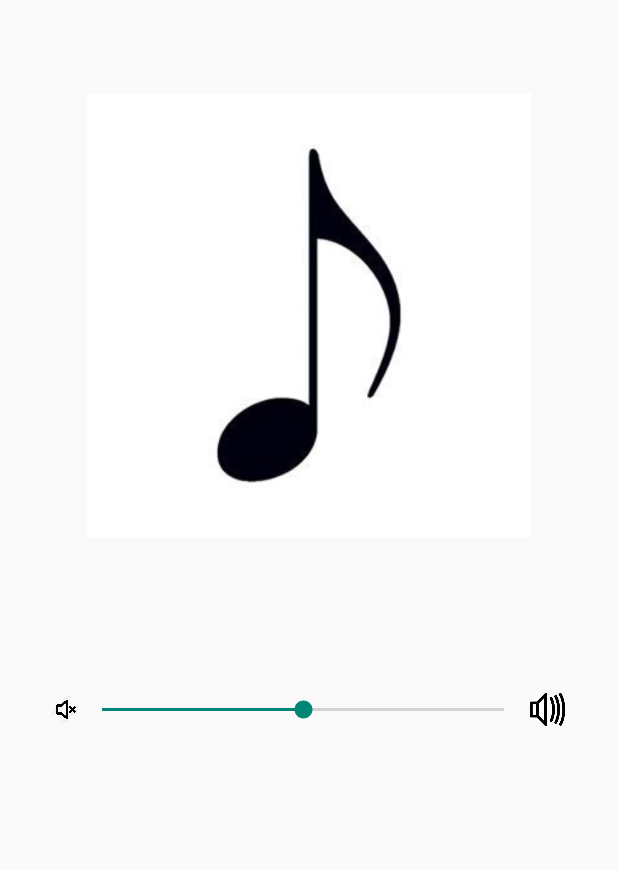
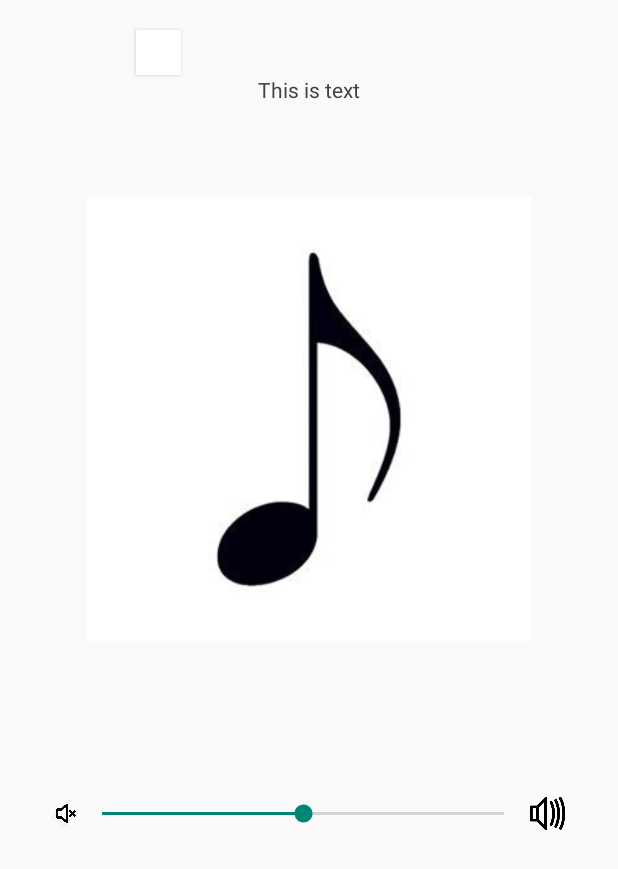
Before and after one commit to BartechSpaceship/BinauralBeats, an Android app: the SleepBellController screen opened directly, with no data from a screen before it, after a tap on "Sleep", on a phone screen of 412 x 824 dp. Shown: the top 869 px of the screen. Run offline under Robolectric (Android 15) with nearby library versions, the phone set to English and light mode, and no system bars.

Commit message:
Loop Media Player
Perfect Loops

```diff
--- a/app/src/main/java/com/example/therealbinauralexample/Choices/SleepBellController.java
+++ b/app/src/main/java/com/example/therealbinauralexample/Choices/SleepBellController.java
@@ -2,14 +2,13 @@ package com.example.therealbinauralexample.Choices;
 
 import android.content.Intent;
 import android.os.Bundle;
-import android.util.Log;
 
 import androidx.annotation.Nullable;
 import androidx.appcompat.app.AppCompatActivity;
 import androidx.recyclerview.widget.LinearLayoutManager;
 import androidx.recyclerview.widget.RecyclerView;
 
-import com.example.therealbinauralexample.First_LastPage.finalScreen;
+import com.example.therealbinauralexample.First_LastPage.LastPage;
 import com.example.therealbinauralexample.R;
 import com.example.therealbinauralexample.Adapters.SecondPageAdapter;
 import com.example.therealbinauralexample.Items.SecondPageItem;
@@ -27,7 +26,9 @@ public class SleepBellController extends AppCompatActivity {
     protected void onCreate(@Nullable Bundle savedInstanceState) {
         super.onCreate(savedInstanceState);
         setContentView(R.layout.second_page_binaura_beat);
-        Log.d("SecondPage", "onCreate: SECONDPAGECREATEDSUCCESSFULY");
+        getSupportActionBar().setTitle("Action Bar 2 ");
+        getSupportActionBar().setDisplayHomeAsUpEnabled(true);
+
 
         createExampleList();
         buildRecyclerView();
@@ -56,12 +57,12 @@ public class SleepBellController extends AppCompatActivity {
         mRecyclerView.setLayoutManager(mLayoutManager);
         mRecyclerView.setAdapter(mAdapter);
 
-        final Intent final_Screen = new Intent(this, finalScreen.class);
+        final Intent final_Screen = new Intent(this, LastPage.class);
         mAdapter.setOnItemClickListener(new SecondPageAdapter.OnItemClickListener() {
-            @Override
-            public void onItemClick(int position) {
-                mSecondPageItemList.get(position);
-                startActivity(final_Screen);
+                    @Override
+                    public void onItemClick(int position) {
+                        mSecondPageItemList.get(position);
+                        startActivity(final_Screen);
             }
         });
 
--- /dev/null
+++ b/app/src/main/java/com/example/therealbinauralexample/First_LastPage/LastPage.java
@@ -0,0 +1,78 @@
+package com.example.therealbinauralexample.First_LastPage;
+
+import android.content.Intent;
+import android.os.Bundle;
+import android.view.View;
+import android.widget.Button;
+import android.widget.ImageView;
+import android.widget.SeekBar;
+import android.widget.TextView;
+
+import androidx.annotation.Nullable;
+import androidx.appcompat.app.AppCompatActivity;
+
+import com.example.therealbinauralexample.Choices.StudyBellController;
+import com.example.therealbinauralexample.LoopMediaPlayer;
+import com.example.therealbinauralexample.R;
+
+public class LastPage extends AppCompatActivity {
+
+    ImageView mainImage;
+    Button x_button;
+    SeekBar volumeBar;
+    LoopMediaPlayer mLoopMediaPlayer;
+    TextView tempTextView;
+
+
+    @Override
+    protected void onCreate(@Nullable Bundle savedInstanceState) {
+        super.onCreate(savedInstanceState);
+        setContentView(R.layout.final_screen);
+
+
+        mainImage = findViewById(R.id.final_image);
+        x_button = findViewById(R.id.play_button);
+        tempTextView = findViewById(R.id.temp_text);
+
+
+        Intent intent = getIntent();
+
+        int currentIntent = intent.getIntExtra(StudyBellController.EXTRA_TEXT, 2);
+
+        mLoopMediaPlayer.create(this, currentIntent);
+
+
+
+
+
+        x_button.setOnClickListener(new View.OnClickListener() {
+            @Override
+            public void onClick(View v) {
+                mLoopMediaPlayer.stop();
+                finish();
+            }
+        });
+
+        //  Volume Bar
+        volumeBar = findViewById(R.id.sound_level);
+        volumeBar.setOnSeekBarChangeListener(new SeekBar.OnSeekBarChangeListener() {
+            @Override
+            public void onProgressChanged(SeekBar seekBar, int progress, boolean fromUser) {
+                float volumeNum = progress / 100f;
+                mLoopMediaPlayer.setVolume(volumeNum, volumeNum);
+
+            }
+
+            @Override
+            public void onStartTrackingTouch(SeekBar seekBar) {
+
+            }
+
+            @Override
+            public void onStopTrackingTouch(SeekBar seekBar) {
+
+            }
+        });
+    }
+
+}
--- /dev/null
+++ b/app/src/main/java/com/example/therealbinauralexample/LoopMediaPlayer.java
@@ -0,0 +1,83 @@
+package com.example.therealbinauralexample;
+
+import android.content.Context;
+import android.media.MediaPlayer;
+import android.util.Log;
+
+public class LoopMediaPlayer {
+
+    public static final String TAG = LoopMediaPlayer.class.getSimpleName();
+
+    private Context mContext = null;
+    private int mResId = 0;
+    private int mCounter = 1;
+
+    private MediaPlayer mCurrentPlayer = null;
+    private MediaPlayer mNextPlayer = null;
+
+    public static LoopMediaPlayer create(Context context, int resId) {
+        return new LoopMediaPlayer(context, resId);
+    }
+
+    public LoopMediaPlayer(Context context, int resId) {
+        mContext = context;
+        mResId = resId;
+
+        mCurrentPlayer = MediaPlayer.create(mContext, mResId);
+        mCurrentPlayer.setOnPreparedListener(new MediaPlayer.OnPreparedListener() {
+            @Override
+            public void onPrepared(MediaPlayer mediaPlayer) {
+                mCurrentPlayer.start();
+            }
+        });
+
+        createNextMediaPlayer();
+    }
+
+    private void createNextMediaPlayer() {
+        mNextPlayer = MediaPlayer.create(mContext, mResId);
+        mCurrentPlayer.setNextMediaPlayer(mNextPlayer);
+        mCurrentPlayer.setOnCompletionListener(onCompletionListener);
+    }
+
+    private MediaPlayer.OnCompletionListener onCompletionListener = new MediaPlayer.OnCompletionListener() {
+        @Override
+        public void onCompletion(MediaPlayer mediaPlayer) {
+            mediaPlayer.release();
+            mCurrentPlayer = mNextPlayer;
+
+            createNextMediaPlayer();
+
+            Log.d(TAG, String.format("Loop #%d", ++mCounter));
+        }
+    };
+    // code-read additions:
+    public boolean isPlaying() throws IllegalStateException {
+        return mCurrentPlayer.isPlaying();
+    }
+
+    public void setVolume(float leftVolume, float rightVolume) {
+        mCurrentPlayer.setVolume(leftVolume, rightVolume);
+    }
+
+    public void start() throws IllegalStateException {
+        mCurrentPlayer.start();
+    }
+
+    public void stop() throws IllegalStateException {
+        mCurrentPlayer.stop();
+    }
+
+    public void pause() throws IllegalStateException {
+        mCurrentPlayer.pause();
+    }
+
+    public void release() {
+        mCurrentPlayer.release();
+        mNextPlayer.release();
+    }
+
+    public void reset() {
+        mCurrentPlayer.reset();
+    }
+}
--- a/app/src/main/res/layout/final_screen.xml
+++ b/app/src/main/res/layout/final_screen.xml
@@ -1,6 +1,7 @@
 <?xml version="1.0" encoding="utf-8"?>
 <LinearLayout xmlns:android="http://schemas.android.com/apk/res/android"
     xmlns:app="http://schemas.android.com/apk/res-auto"
+    xmlns:tools="http://schemas.android.com/tools"
     android:layout_width="match_parent"
     android:layout_height="match_parent"
     android:orientation="vertical"
@@ -8,15 +9,32 @@
     >
 
 
+    <Button
+        android:id="@+id/play_button"
+        android:layout_width="30dp"
+        android:layout_height="30dp"
+        android:layout_marginTop="20dp"
+        android:layout_marginRight="100dp"
+        android:background="#FFFFFF"
+        tools:text="X"
+        tools:visibility="visible" />
+    <TextView
+        android:id="@+id/temp_text"
+        android:layout_width="wrap_content"
+        android:layout_height="wrap_content"
+        android:text="This is text"
+        android:textColor="@color/cardview_dark_background"/>
+
     <ImageView
         android:id="@+id/final_image"
         android:layout_width="300dp"
         android:layout_height="300dp"
-        android:layout_centerInParent="true"
         android:layout_marginTop="60dp"
         android:src="@drawable/music"
-        android:padding="2dp"
-         />
+        android:padding="2dp" />
+
+
+
 
     <LinearLayout
         android:layout_width="wrap_content"
@@ -30,6 +48,7 @@
             android:src="@drawable/smol_sound"
             />
         <SeekBar
+            android:id="@+id/sound_level"
             android:layout_width="300dp"
             android:layout_height="wrap_content"
             android:progress="50"
@@ -38,8 +57,8 @@
         <ImageView
             android:layout_width="26dp"
             android:layout_height="26dp"
-            android:src="@drawable/big_sound"
-            />
+            android:src="@drawable/big_sound"/>
+
 
 
 </LinearLayout>
--- a/app/src/main/res/values/strings.xml
+++ b/app/src/main/res/values/strings.xml
@@ -1,3 +1,6 @@
 <resources>
+
     <string name="app_name">TheRealBinauralExample</string>
+
+
 </resources>
--- a/app/src/main/res/values/styles.xml
+++ b/app/src/main/res/values/styles.xml
@@ -1,7 +1,7 @@
 <resources>
 
     <!-- Base application theme. -->
-    <style name="AppTheme" parent="Theme.AppCompat.Light.DarkActionBar">
+    <style name="AppTheme" parent="Base.Theme.AppCompat.Light.DarkActionBar">
         <!-- Customize your theme here. -->
         <item name="colorPrimary">@color/colorPrimary</item>
         <item name="colorPrimaryDark">@color/colorPrimaryDark</item>
```
Also changed, not shown: app/src/main/AndroidManifest.xml (+13 -4 lines), app/src/main/java/com/example/therealbinauralexample/Choices/BodyBellController.java (added, +74 -0 lines), app/src/main/java/com/example/therealbinauralexample/Choices/BrainBellController.java (added, +76 -0 lines), app/src/main/java/com/example/therealbinauralexample/Choices/SpiritBellController.java (+13 -2 lines), app/src/main/java/com/example/therealbinauralexample/Choices/StudyBellController.java (added, +89 -0 lines), app/src/main/java/com/example/therealbinauralexample/First_LastPage/MainActivity.java (+24 -13 lines), app/src/main/java/com/example/therealbinauralexample/First_LastPage/finalScreen.java (deleted, +0 -73 lines), app/src/main/res/layout/activity_main.xml (+9 -3 lines), app/src/main/res/layout/card_view.xml (+13 -3 lines), app/src/main/res/layout/second_page_binaura_beat.xml (+9 -3 lines), app/src/main/res/layout/second_page_card_view.xml (+14 -4 lines), 3 other files.
